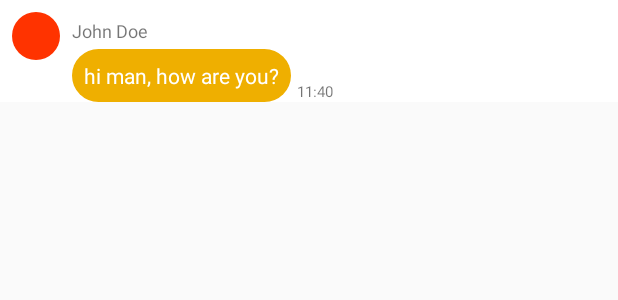
After one commit to anwarmaxsum/demofleet, an Android app: the layout item_message_received.xml on its own in the app's theme, with its tools: preview values and no code run, on a phone screen of 412 x 824 dp. The commit adds this screen. Shown: the top 300 px of the screen. Run offline under Robolectric (Android 15) with nearby library versions, the phone set to English and light mode, and no system bars.

Commit message:
revise mesages

```diff
--- a/logtrac/app/src/main/AndroidManifest.xml
+++ b/logtrac/app/src/main/AndroidManifest.xml
@@ -88,6 +88,7 @@
         <activity
             android:name=".MessageListActivity"
             android:label="@string/title_activity_message_list"
+            android:screenOrientation="landscape"
             android:theme="@style/AppTheme.NoActionBar"></activity>
     </application>
 
--- /dev/null
+++ b/logtrac/app/src/main/res/drawable/circle.xml
@@ -0,0 +1,10 @@
+<?xml version="1.0" encoding="utf-8"?>
+<shape
+    xmlns:android="http://schemas.android.com/apk/res/android"
+    android:shape="oval">
+    <solid
+        android:color="#ff3300"/>
+    <size
+        android:width="40dp"
+        android:height="40dp"/>
+</shape>
--- /dev/null
+++ b/logtrac/app/src/main/res/drawable/rounded_rectangle_orange.xml
@@ -0,0 +1,8 @@
+<?xml version="1.0" encoding="utf-8"?>
+<shape xmlns:android="http://schemas.android.com/apk/res/android"
+    android:shape="rectangle">
+    <!-- View background color -->
+    <solid android:color="#EFAF00"></solid>
+    <!-- The radius makes the corners rounded -->
+    <corners android:radius="20dp"></corners>
+</shape>
--- /dev/null
+++ b/logtrac/app/src/main/res/layout/item_message_received.xml
@@ -0,0 +1,56 @@
+<?xml version="1.0" encoding="utf-8"?>
+
+<android.support.constraint.ConstraintLayout
+    xmlns:android="http://schemas.android.com/apk/res/android"
+    xmlns:app="http://schemas.android.com/apk/res-auto"
+    xmlns:tools="http://schemas.android.com/tools"
+    android:layout_width="match_parent"
+    android:layout_height="wrap_content"
+    android:background="@color/colorWhite"
+    android:paddingTop="8dp">
+
+    <ImageView
+        android:id="@+id/image_message_profile"
+        android:layout_width="32dp"
+        android:layout_height="32dp"
+        android:background="@drawable/circle"
+        app:layout_constraintTop_toTopOf="parent"
+        android:layout_marginLeft="8dp"
+        app:layout_constraintLeft_toLeftOf="parent" />
+
+    <TextView
+        android:id="@+id/text_message_name"
+        android:text="John Doe"
+        android:layout_width="wrap_content"
+        android:layout_height="wrap_content"
+        android:textSize="12sp"
+        app:layout_constraintLeft_toRightOf="@+id/image_message_profile"
+        android:layout_marginLeft="8dp"
+        app:layout_constraintTop_toTopOf="parent"
+        android:layout_marginTop="4dp" />
+
+    <TextView
+        android:id="@+id/text_message_body"
+        android:text="hi man, how are you?"
+        android:background="@drawable/rounded_rectangle_orange"
+        android:layout_width="wrap_content"
+        android:layout_height="wrap_content"
+        android:maxWidth="240dp"
+        android:padding="8dp"
+        android:textColor="#ffffff"
+        android:layout_marginTop="4dp"
+        app:layout_constraintTop_toBottomOf="@+id/text_message_name"
+        app:layout_constraintLeft_toRightOf="@+id/image_message_profile"
+        android:layout_marginLeft="8dp" />
+
+    <TextView
+        android:id="@+id/text_message_time"
+        android:text="11:40"
+        android:layout_width="wrap_content"
+        android:layout_height="wrap_content"
+        android:textSize="10sp"
+        app:layout_constraintLeft_toRightOf="@+id/text_message_body"
+        android:layout_marginLeft="4dp"
+        app:layout_constraintBottom_toBottomOf="@+id/text_message_body" />
+
+</android.support.constraint.ConstraintLayout>
```
Also changed, not shown: logtrac/app/src/main/java/com/logtrac/maxsum/logtrac/ListTravelActivity.java (+9 -6 lines), logtrac/app/src/main/java/com/logtrac/maxsum/logtrac/MainActivity.java (+26 -22 lines), logtrac/app/src/main/java/com/logtrac/maxsum/logtrac/MessageListActivity.java (+78 -10 lines), logtrac/app/src/main/java/com/logtrac/maxsum/logtrac/ReserveTravelActivity.java (+28 -23 lines), logtrac/app/src/main/java/com/logtrac/maxsum/logtrac/model/Message.java (added, +11 -0 lines), logtrac/app/src/main/java/com/logtrac/maxsum/logtrac/model/MessageListAdapter.java (added, +50 -0 lines), logtrac/app/src/main/res/layout/activity_message_list.xml (+25 -20 lines).
